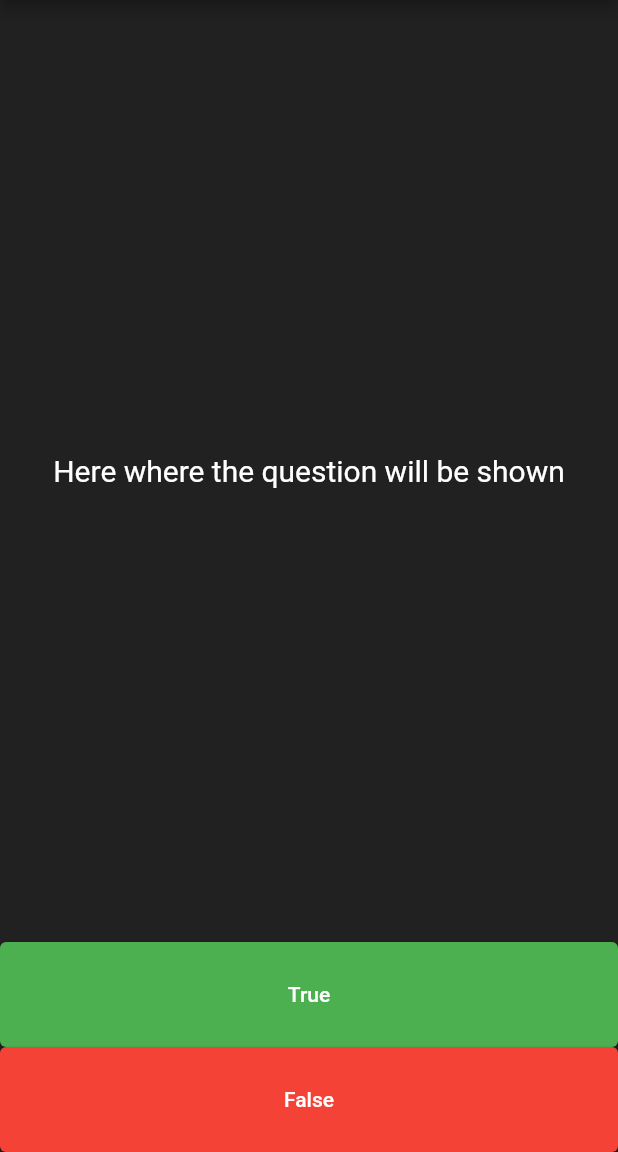
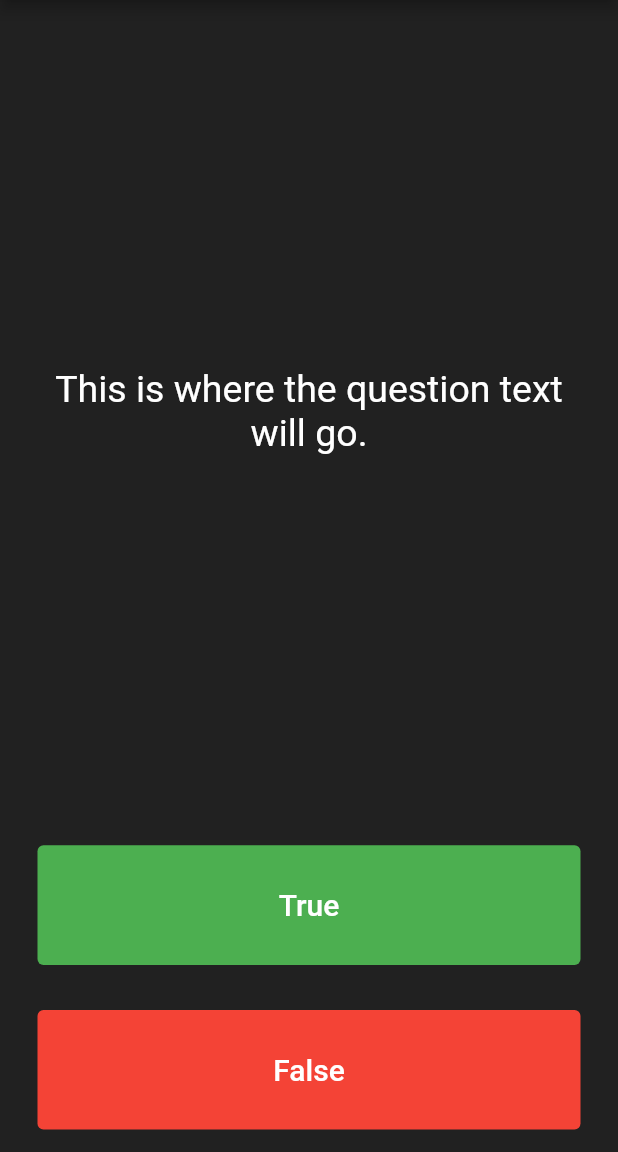
Before and after one commit to yusufdehbi/quizz-app, a Flutter app: the screen it shows after launch, on a phone screen of 412 x 824 dp, the part 84-1236 px from its top. Run offline on Flutter 3.47's test engine with Material 2 defaults, Android fonts, the phone set to English and light mode, and no system bars.

Commit message:
UI Updated

```diff
--- a/lib/main.dart
+++ b/lib/main.dart
@@ -14,50 +14,88 @@ class quizzApp extends StatelessWidget {
         appBar: AppBar(
           title: Text('Quizz'),
         ),
-        body: Column(
-                          // crossAxisAlignment: CrossAxisAlignment.stretch,
-          children: [
-
-            Expanded(
-              child: Center(
-                child: Text("Here where the question will be shown",
-                  style: TextStyle(
-                      color: Colors.white,
-                    fontSize: 20.0
-                  ),
-
-                ),
-              ),
-            ),
-            SizedBox(
-              height: 70.0,
-              width: double.infinity,
-
-              child: ElevatedButton(
-
-                onPressed: () {},
-                child: Text('True'),
-                style: ElevatedButton.styleFrom(
-                  backgroundColor: Colors.green,
-                ),
-              ),
-            ),
-            SizedBox(
-              height: 70.0,
-              width: double.infinity,
-              child: ElevatedButton(
-
-                onPressed: () {},
-                child: Text('False'),
-                style: ElevatedButton.styleFrom(
-                    backgroundColor: Colors.red,
-
-                ),
-              ),
-            ),
-          ],
+        body: SafeArea(
+          child: Padding(
+            padding: EdgeInsets.symmetric(horizontal: 10.0),
+            child: QuizPage(),
+          ),
         ),
       ),
     );
   }
 }
+
+
+class QuizPage extends StatefulWidget {
+  @override
+  _QuizPageState createState() => _QuizPageState();
+}
+
+class _QuizPageState extends State<QuizPage> {
+  @override
+  Widget build(BuildContext context) {
+    return Column(
+      mainAxisAlignment: MainAxisAlignment.spaceBetween,
+      crossAxisAlignment: CrossAxisAlignment.stretch,
+      children: <Widget>[
+        Expanded(
+          flex: 5,
+          child: Padding(
+            padding: EdgeInsets.all(10.0),
+            child: Center(
+              child: Text(
+                'This is where the question text will go.',
+                textAlign: TextAlign.center,
+                style: TextStyle(
+                  fontSize: 25.0,
+                  color: Colors.white,
+                ),
+              ),
+            ),
+          ),
+        ),
+        Expanded(
+          child: Padding(
+            padding: EdgeInsets.all(15.0),
+            child: TextButton(
+              child: Text(
+                'True',
+                style: TextStyle(
+                  fontSize: 20.0,
+                  color: Colors.white,
+                ),
+              ),
+              style: TextButton.styleFrom(
+                  backgroundColor: Colors.green
+              ),
+              onPressed: () {
+                //The user picked true.
+              },
+            ),
+          ),
+        ),
+        Expanded(
+          child: Padding(
+            padding: EdgeInsets.all(15.0),
+            child: TextButton(
+              child: Text(
+                'False',
+                style: TextStyle(
+                  fontSize: 20.0,
+                  color: Colors.white,
+                ),
+              ),
+              style: TextButton.styleFrom(
+                backgroundColor: Colors.red,
+              ),
+              onPressed: () {
+                //The user picked false.
+              },
+            ),
+          ),
+        ),
+        //TODO: Add a Row here as your score keeper
+      ],
+    );
+  }
+}
```
